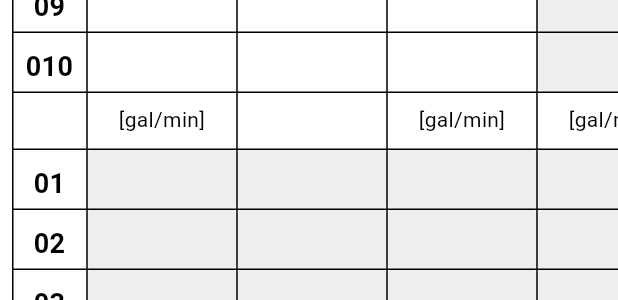
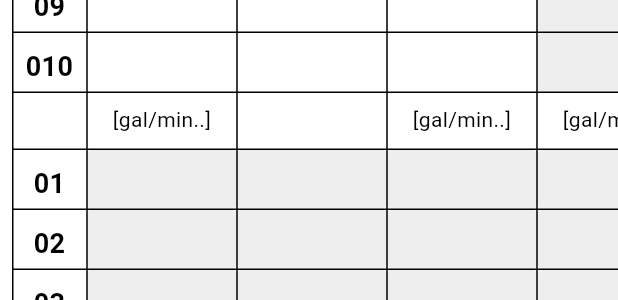
Before and after one commit to mawinnattapon/satu-mobile-app-main, a Flutter app: the ScrollableTable widget shown alone on an empty page, opened directly with empty values, on a phone screen of 412 x 824 dp. Shown: the part 769-1069 px from the top of the screen. Run offline on Flutter 3.47's test engine with Material 3 defaults, Android fonts, the phone set to English and light mode, and no system bars; our stand-ins replace camera, device_info_plus, dio, flutter_svg, get, get_storage and 6 more; missing offline and left inert: device_orientation, flutter_inappwebview, load, mobile_scanner, syncfusion_flutter_signaturepad; accounts and stored records are empty; network calls fail; Roboto replaces fonts that are missing (Kanit).

```diff
--- a/lib/config.dart
+++ b/lib/config.dart
@@ -20,5 +20,6 @@ class Config {
   -----------Production-----------
   */
   static String env = "production";
-  static String restUrl = "https://cmms.satu-innovative.com/api";
+  // static String restUrl = "https://cmms.satu-innovative.com/api";
+  static String restUrl = "http://localhost:5401";
 }
--- a/lib/modules/repo/systeminfo.repo.dart
+++ b/lib/modules/repo/systeminfo.repo.dart
@@ -3,6 +3,7 @@ import 'package:flutter/services.dart';
 import 'package:get/get.dart';
 import 'package:satu/models/app/rest.api.model.dart';
 import 'package:satu/utils/http.dart';
+import 'dart:convert'; // Add this line
 
 class SystemInfoRepo {
   final rest = Get.put(Http());
@@ -41,6 +42,10 @@ class SystemInfoRepo {
   }
 
   Future<RestApi> getSystemSave({required Map<String, dynamic> body}) async {
+    debugPrint("###############TOP");
+    debugPrint("Complete JSON body being sent to API:");
+    debugPrint(const JsonEncoder.withIndent('  ').convert(body));
+    debugPrint("###############BOTTOM");
     try {
       final res = await rest.post('/assm/equipment/forms/save', body);
       debugPrint("res :: $res");
--- a/lib/screens/systeminfo/step.system.screen.dart
+++ b/lib/screens/systeminfo/step.system.screen.dart
@@ -449,6 +449,11 @@ class _StepSystemScreenState extends State<StepSystemScreen> {
                                               answer.assmAwsPayload['liter'],
                                           tableGallon:
                                               answer.assmAwsPayload['gallon'],
+                                          onDataChanged: (liter, gallon) {
+                                            // Update the answer payload with complete table data
+                                            answer.assmAwsPayload['liter'] = liter;
+                                            answer.assmAwsPayload['gallon'] = gallon;
+                                          },
                                         )
                                       : Container();
                                 },
--- a/lib/styles/theme.dart
+++ b/lib/styles/theme.dart
@@ -33,7 +33,7 @@ class AppTheme {
         TargetPlatform.iOS: CupertinoPageTransitionsBuilder(),
       },
     ),
-    cardTheme: CardTheme(
+    cardTheme: CardThemeData(
       shadowColor: AppColor.primary.shade900,
       shape: RoundedRectangleBorder(
         borderRadius: BorderRadius.all(Radius.circular(AppSize.borderRadiusDefault)),
--- a/lib/widget/step.system/scrollable.table.dart
+++ b/lib/widget/step.system/scrollable.table.dart
@@ -8,10 +8,13 @@ import 'package:satu/constants/app.textstyle.dart';
 class ScrollableTable extends StatefulWidget {
   final List<dynamic> tableLiter;
   final List<dynamic> tableGallon;
+  final Function(List<dynamic> liter, List<dynamic> gallon)? onDataChanged;
+
   const ScrollableTable({
     super.key,
     required this.tableLiter,
     required this.tableGallon,
+    this.onDataChanged,
   });
 
   @override
@@ -316,6 +319,11 @@ class _ScrollableTableState extends State<ScrollableTable> {
        for(int i = 0; i < allGallonValues.length; i++) {
         processedGallonTable[index][i]['value'] = allGallonValues[i]?.toString() ?? '';
       }
+
+      // Call the callback function to send updated table data back to parent widget
+      if (widget.onDataChanged != null) {
+        widget.onDataChanged!(processedLiterTable, processedGallonTable);
+      }
     });
   }
 
@@ -361,14 +369,14 @@ class _ScrollableTableState extends State<ScrollableTable> {
     return const TableRow(
       children: [
         Center(child: Padding(padding: EdgeInsets.all(8.0), child: Text('', textAlign: TextAlign.center, style: TextStyle(fontWeight: FontWeight.bold)))),
-        Center(child: Padding(padding: EdgeInsets.all(8.0), child: Text('[gal/min]', textAlign: TextAlign.center, style: TextStyle(fontSize: 14)))),
+        Center(child: Padding(padding: EdgeInsets.all(8.0), child: Text('[gal/min..]', textAlign: TextAlign.center, style: TextStyle(fontSize: 14)))),
         Center(child: Padding(padding: EdgeInsets.all(8.0), child: Text('', textAlign: TextAlign.center, style: TextStyle(fontSize: 14)))),
-        Center(child: Padding(padding: EdgeInsets.all(8.0), child: Text('[gal/min]', textAlign: TextAlign.center, style: TextStyle(fontSize: 14)))),
-        Center(child: Padding(padding: EdgeInsets.all(8.0), child: Text('[gal/min]', textAlign: TextAlign.center, style: TextStyle(fontSize: 14)))),
-        Center(child: Padding(padding: EdgeInsets.all(8.0), child: Text('[psi]', textAlign: TextAlign.center, style: TextStyle(fontSize: 14)))),
-        Center(child: Padding(padding: EdgeInsets.all(8.0), child: Text('[psi]', textAlign: TextAlign.center, style: TextStyle(fontSize: 14)))),
-        Center(child: Padding(padding: EdgeInsets.all(8.0), child: Text('[psi]', textAlign: TextAlign.center, style: TextStyle(fontSize: 14)))),
-        Center(child: Padding(padding: EdgeInsets.all(8.0), child: Text('[psi]', textAlign: TextAlign.center, style: TextStyle(fontSize: 14)))),
+        Center(child: Padding(padding: EdgeInsets.all(8.0), child: Text('[gal/min..]', textAlign: TextAlign.center, style: TextStyle(fontSize: 14)))),
+        Center(child: Padding(padding: EdgeInsets.all(8.0), child: Text('[gal/min..]', textAlign: TextAlign.center, style: TextStyle(fontSize: 14)))),
+        Center(child: Padding(padding: EdgeInsets.all(8.0), child: Text('[psi_xxxx]', textAlign: TextAlign.center, style: TextStyle(fontSize: 14)))),
+        Center(child: Padding(padding: EdgeInsets.all(8.0), child: Text('[psi_xxxx]', textAlign: TextAlign.center, style: TextStyle(fontSize: 14)))),
+        Center(child: Padding(padding: EdgeInsets.all(8.0), child: Text('[psi_xxxx]', textAlign: TextAlign.center, style: TextStyle(fontSize: 14)))),
+        Center(child: Padding(padding: EdgeInsets.all(8.0), child: Text('[psi_xxxx]', textAlign: TextAlign.center, style: TextStyle(fontSize: 14)))),
         Center(child: Padding(padding: EdgeInsets.all(8.0), child: Text('[%]', textAlign: TextAlign.center, style: TextStyle(fontSize: 14)))),
         Center(child: Padding(padding: EdgeInsets.all(8.0), child: Text('[%]', textAlign: TextAlign.center, style: TextStyle(fontSize: 14)))),
       ],
```
Also changed, not shown: pubspec.lock, 3 other files.
